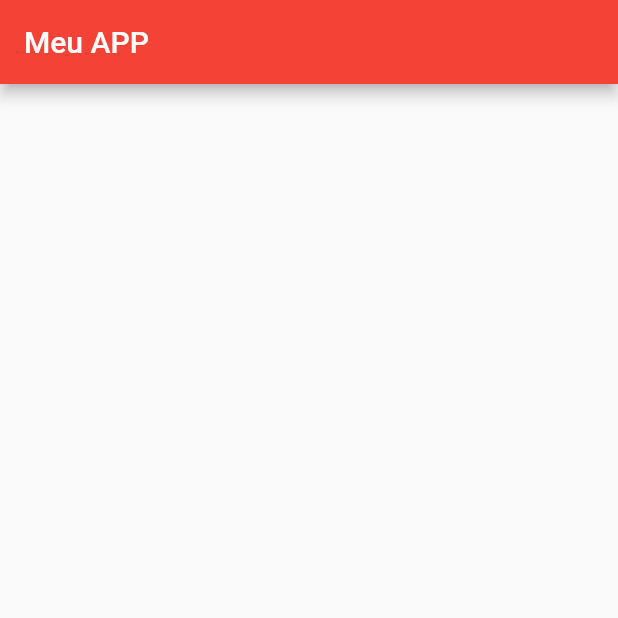
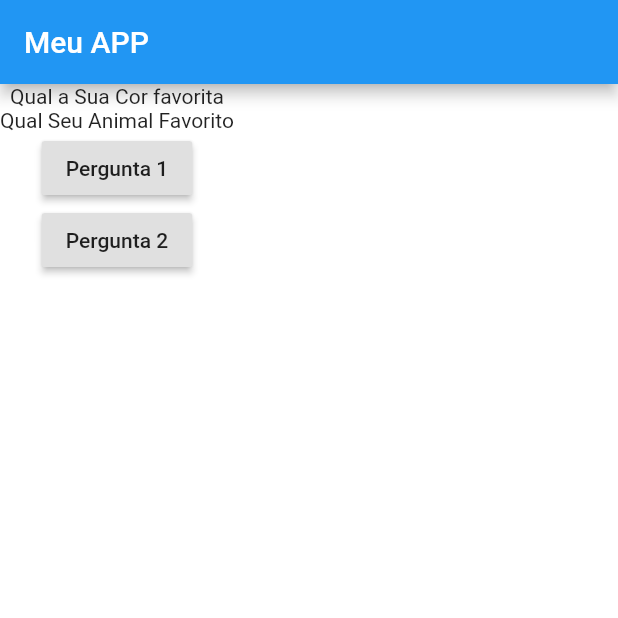
Before and after one commit to BREN0-MORAIS/projeto_pergunta, a Flutter app: the screen it shows after launch, on a phone screen of 412 x 824 dp, the top half of it. Run offline on Flutter 3.47's test engine with Material 2 defaults, Android fonts, the phone set to English and light mode, and no system bars.

Commit message:
-Foi passado o Conceito de Widget e Vimos estrtura do Aplicativo-

```diff
--- a/lib/main.dart
+++ b/lib/main.dart
@@ -5,15 +5,35 @@ main() => runApp(new PergutaApp());
 
 //faz com que nossa classe extenda widget do statelessWidget
 class PergutaApp extends StatelessWidget {
+  List<String> Perguntas = [
+    "Qual a Sua Cor favorita",
+    "Qual Seu Animal Favorito",
+  ];
+//metodo que recebe os Widget
   Widget build(BuildContext context) {
     return MaterialApp(
         //scafold fornece a estrutura do nosso Componente
         home: Scaffold(
-      //barra que fica no top do Aplicativo
-      appBar: AppBar(
-        title: Text("Meu APP"),
-        backgroundColor: Colors.red,
-      ),
-    ));
+            //barra que fica no top do Aplicativo
+            appBar: AppBar(
+              title: Text(
+                "Meu APP",
+                style: TextStyle(color: Colors.white),
+                textAlign: TextAlign.center,
+              ),
+              backgroundColor: Colors.blue,
+            ),
+            //organizando em Colunas
+            body: Column(
+              //childrem é uma Lista de Widgets que ela Suporta
+              children: <Widget>[
+                Text(Perguntas[0]),
+                Text(Perguntas[1]),
+                //cchild pode receber apenas 1 Widget , que é o componente filho de RaisedButton()
+                RaisedButton(child: Text("Pergunta 1"), onPressed: () {}),
+                RaisedButton(child: Text("Pergunta 2"), onPressed: () {}),
+              ],
+            ),
+            backgroundColor: Colors.white));
   }
 }
```
